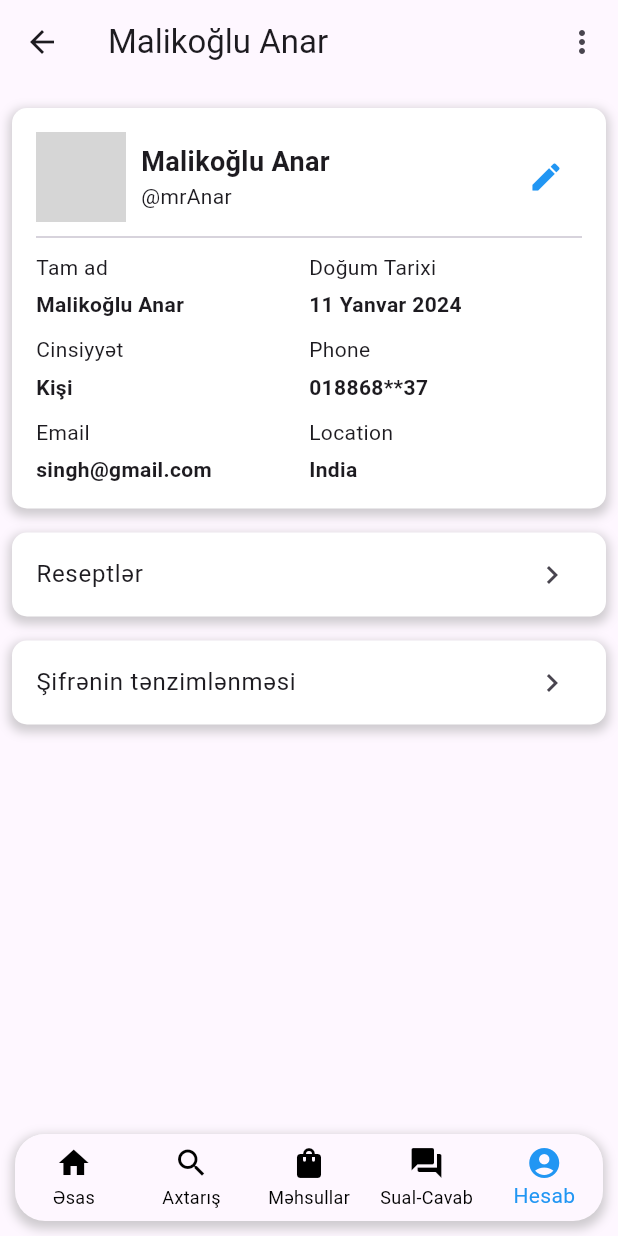
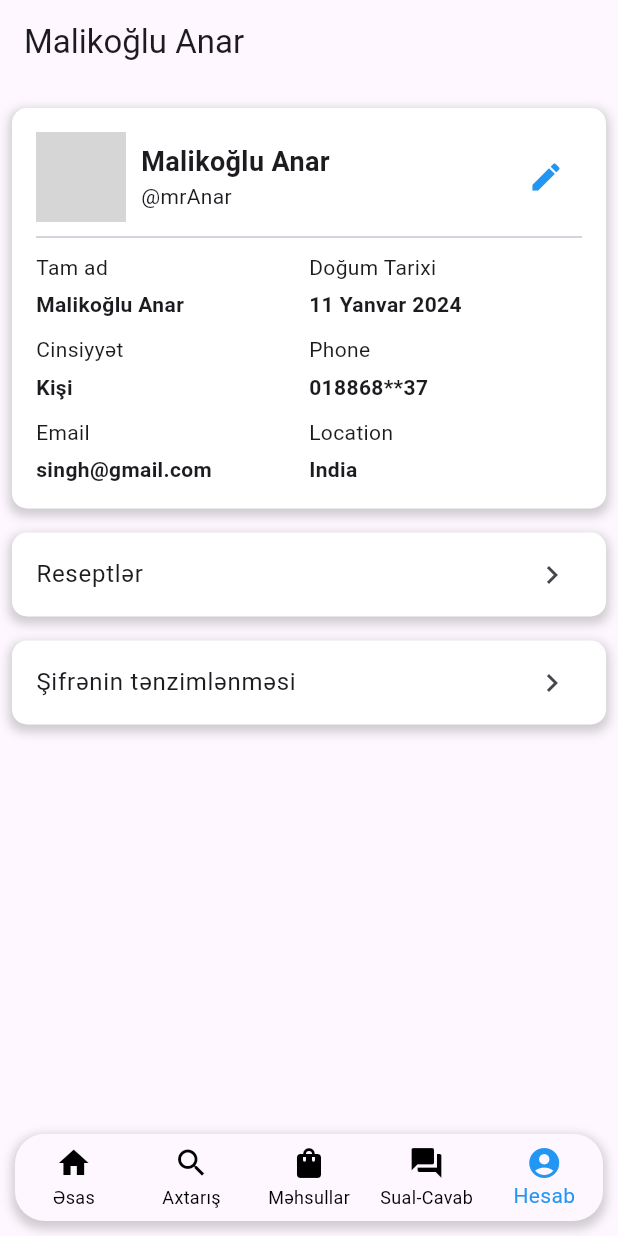
Before and after one commit to HajiIsmayilov/StarPharm, a Flutter app: the screen it shows after launch, item 5 of the bottom bar chosen, on a phone screen of 412 x 824 dp. Run offline on Flutter 3.47's test engine with Material 3 defaults, Android fonts, the phone set to English and light mode, and no system bars; network calls fail; grey boxes are pictures that could not be loaded.

Commit message:
small updates

```diff
--- a/lib/screens/home_screen.dart
+++ b/lib/screens/home_screen.dart
@@ -9,6 +9,7 @@ class HomeScreen extends StatefulWidget {
   const HomeScreen({super.key});
 
   @override
+  // ignore: library_private_types_in_public_api
   _HomeScreenState createState() => _HomeScreenState();
 }
 
@@ -17,7 +18,7 @@ class _HomeScreenState extends State<HomeScreen> {
 
   static final List<Widget> _widgetOptions = <Widget>[
     HomeTab(),
-    SearchTab(),
+    const SearchTab(),
     const ProductsCategory(),
     QATab(),
     AccountTab(),
--- a/lib/tabs/account_tab.dart
+++ b/lib/tabs/account_tab.dart
@@ -2,23 +2,13 @@ import 'package:flutter/material.dart';
 import '../widgets/account_card.dart';
 
 class AccountTab extends StatelessWidget {
+  const AccountTab({super.key});
+
   @override
   Widget build(BuildContext context) {
     return Scaffold(
       appBar: AppBar(
-        title: Text('Malikoğlu Anar'),
-        leading: IconButton(
-          icon: Icon(Icons.arrow_back),
-          onPressed: () {
-            Navigator.of(context).pop();
-          },
-        ),
-        actions: [
-          IconButton(
-            icon: Icon(Icons.more_vert),
-            onPressed: () {},
-          ),
-        ],
+        title: const Text('Malikoğlu Anar'),
       ),
       body: Padding(
         padding: const EdgeInsets.all(8.0),
--- a/lib/widgets/post_cart.dart
+++ b/lib/widgets/post_cart.dart
@@ -16,9 +16,7 @@ class PostCard extends StatelessWidget {
 
   @override
   Widget build(BuildContext context) {
-    return SizedBox(
-      width: 240,
-      child: Card(
+    return Card(
       shape: RoundedRectangleBorder(
         borderRadius: BorderRadius.circular(10.0),
       ),
@@ -64,7 +62,6 @@ class PostCard extends StatelessWidget {
           ),
         ],
       ),
-      ),
     );
   }
 }
```
Also changed, not shown: lib/tabs/home_tab.dart (+8 -3 lines), lib/tabs/products/products_category.dart (+2 -7 lines), lib/tabs/qa_tab.dart (+5 -9 lines). Lines whose indentation alone changed are shown as unchanged.
